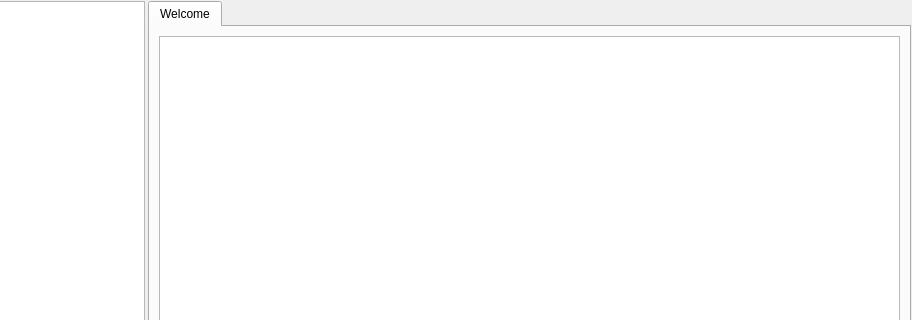
Old version of the form python/ui/bicasa.ui in the repository brandicast/bicasa; both pictures show x 112 to 1024 and y 0 to 320 of the 1024 by 768 pixel window.
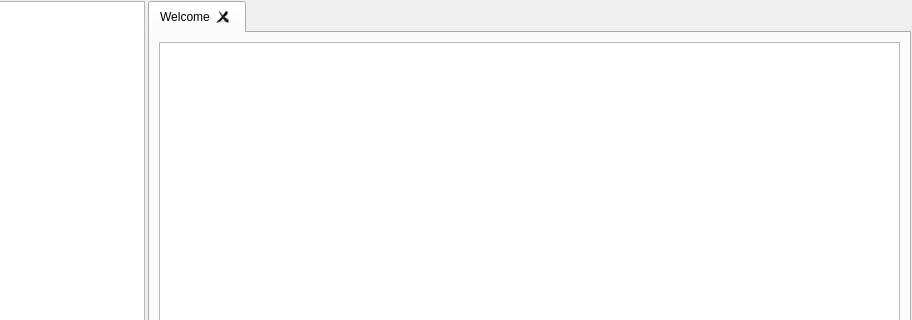
New version of the form.

Commit message: finish open picture in tab, alignment, and correct focus

Diff of the .ui file:
```diff
--- a/python/ui/bicasa.ui
+++ b/python/ui/bicasa.ui
@@ -11,7 +11,7 @@
    </rect>
   </property>
   <property name="sizePolicy">
-   <sizepolicy hsizetype="Expanding" vsizetype="Expanding">
+   <sizepolicy hsizetype="Preferred" vsizetype="Preferred">
     <horstretch>0</horstretch>
     <verstretch>0</verstretch>
    </sizepolicy>
@@ -21,7 +21,7 @@
   </property>
   <widget class="QWidget" name="centralwidget">
    <property name="sizePolicy">
-    <sizepolicy hsizetype="Expanding" vsizetype="Maximum">
+    <sizepolicy hsizetype="Maximum" vsizetype="Maximum">
      <horstretch>0</horstretch>
      <verstretch>0</verstretch>
     </sizepolicy>
@@ -94,9 +94,12 @@
        <property name="sizePolicy">
         <sizepolicy hsizetype="Expanding" vsizetype="Expanding">
          <horstretch>1</horstretch>
-         <verstretch>0</verstretch>
+         <verstretch>1</verstretch>
         </sizepolicy>
        </property>
+       <property name="tabsClosable">
+        <bool>true</bool>
+       </property>
        <widget class="QWidget" name="tab_1">
         <property name="sizePolicy">
          <sizepolicy hsizetype="Expanding" vsizetype="Expanding">
```
Left out of the diff: 6 changed lines with no effect on the pictures. The commit also changes 4 other files.
